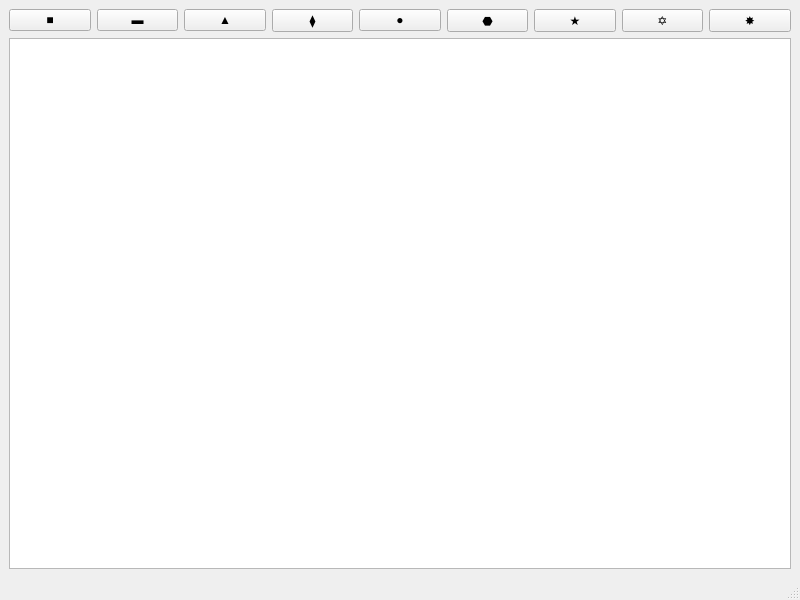
This is LabWork_1/Lab2-1/mainwindow.ui in deviyan13/Labs2Sem as Qt 5 draws it before an edit. The edited form follows.
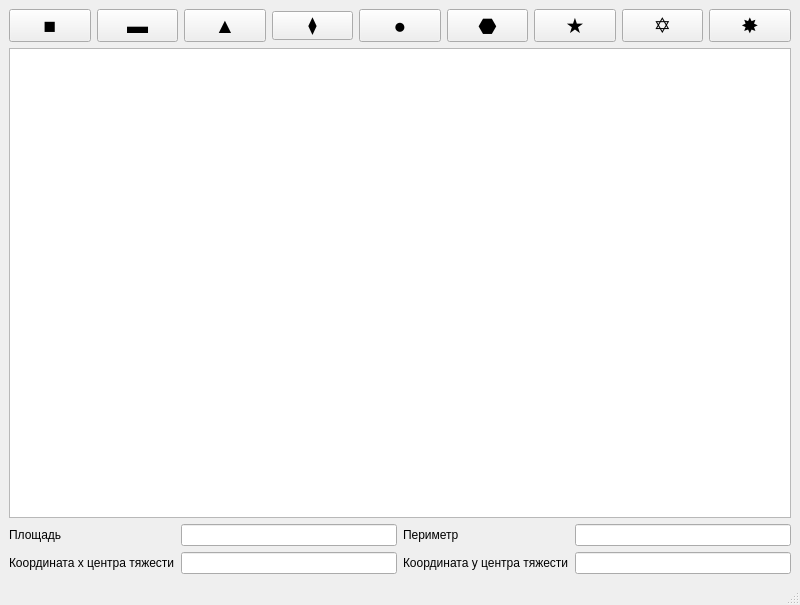
This is the edited form.

```diff
--- a/LabWork_1/Lab2-1/mainwindow.ui
+++ b/LabWork_1/Lab2-1/mainwindow.ui
@@ -7,7 +7,7 @@
     <x>0</x>
     <y>0</y>
     <width>800</width>
-    <height>600</height>
+    <height>605</height>
    </rect>
   </property>
   <property name="sizePolicy">
@@ -27,10 +27,18 @@
   </property>
   <widget class="QWidget" name="centralwidget">
    <layout class="QGridLayout" name="gridLayout">
+    <item row="3" column="0">
+     <widget class="QGraphicsView" name="graphicsView"/>
+    </item>
     <item row="0" column="0">
      <layout class="QHBoxLayout" name="horizontalLayout">
       <item>
        <widget class="QPushButton" name="square">
+        <property name="font">
+         <font>
+          <pointsize>16</pointsize>
+         </font>
+        </property>
         <property name="text">
          <string>■</string>
         </property>
@@ -38,6 +46,11 @@
       </item>
       <item>
        <widget class="QPushButton" name="rectangle">
+        <property name="font">
+         <font>
+          <pointsize>16</pointsize>
+         </font>
+        </property>
         <property name="text">
          <string>▬</string>
         </property>
@@ -45,6 +58,11 @@
       </item>
       <item>
        <widget class="QPushButton" name="triangle">
+        <property name="font">
+         <font>
+          <pointsize>16</pointsize>
+         </font>
+        </property>
         <property name="text">
          <string>▲</string>
         </property>
@@ -52,6 +70,14 @@
       </item>
       <item>
        <widget class="QPushButton" name="rhomb">
+        <property name="enabled">
+         <bool>true</bool>
+        </property>
+        <property name="font">
+         <font>
+          <pointsize>13</pointsize>
+         </font>
+        </property>
         <property name="text">
          <string>⧫</string>
         </property>
@@ -59,6 +85,11 @@
       </item>
       <item>
        <widget class="QPushButton" name="circle">
+        <property name="font">
+         <font>
+          <pointsize>16</pointsize>
+         </font>
+        </property>
         <property name="text">
          <string>●</string>
         </property>
@@ -66,6 +97,11 @@
       </item>
       <item>
        <widget class="QPushButton" name="hexagon">
+        <property name="font">
+         <font>
+          <pointsize>16</pointsize>
+         </font>
+        </property>
         <property name="text">
          <string>⬣</string>
         </property>
@@ -73,6 +109,11 @@
       </item>
       <item>
        <widget class="QPushButton" name="star5">
+        <property name="font">
+         <font>
+          <pointsize>16</pointsize>
+         </font>
+        </property>
         <property name="text">
          <string>★</string>
         </property>
@@ -80,6 +121,11 @@
       </item>
       <item>
        <widget class="QPushButton" name="star6">
+        <property name="font">
+         <font>
+          <pointsize>16</pointsize>
+         </font>
+        </property>
         <property name="text">
          <string>✡</string>
         </property>
@@ -87,6 +133,11 @@
       </item>
       <item>
        <widget class="QPushButton" name="star8">
+        <property name="font">
+         <font>
+          <pointsize>16</pointsize>
+         </font>
+        </property>
         <property name="text">
          <string>✸</string>
         </property>
@@ -94,8 +145,57 @@
       </item>
      </layout>
     </item>
-    <item row="3" column="0">
-     <widget class="QGraphicsView" name="graphicsView"/>
+    <item row="4" column="0">
+     <layout class="QGridLayout" name="gridLayout_2">
+      <item row="1" column="0">
+       <widget class="QLabel" name="label_2">
+        <property name="text">
+         <string>Координата x центра тяжести</string>
+        </property>
+       </widget>
+      </item>
+      <item row="0" column="3">
+       <widget class="QLineEdit" name="lineEdit_3">
+        <property name="readOnly">
+         <bool>true</bool>
+        </property>
+       </widget>
+      </item>
+      <item row="0" column="1">
+       <widget class="QLineEdit" name="lineEdit">
+        <property name="readOnly">
+         <bool>true</bool>
+        </property>
+       </widget>
+      </item>
+      <item row="1" column="2">
+       <widget class="QLabel" name="label_4">
+        <property name="text">
+         <string>Координата y центра тяжести</string>
+        </property>
+       </widget>
+      </item>
+      <item row="0" column="2">
+       <widget class="QLabel" name="label_3">
+        <property name="text">
+         <string>Периметр</string>
+        </property>
+       </widget>
+      </item>
+      <item row="1" column="3">
+       <widget class="QLineEdit" name="lineEdit_4"/>
+      </item>
+      <item row="1" column="1">
+       <widget class="QLineEdit" name="lineEdit_2"/>
+      </item>
+      <item row="0" column="0">
+       <widget class="QLabel" name="label">
+        <property name="text">
+         <string>Площадь</string>
+        </property>
+       </widget>
+      </item>
+     </layout>
     </item>
    </layout>
   </widget>
```
